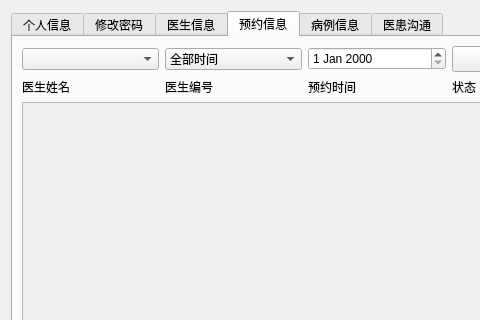
This is src/patient-client/src/mainwindow.ui in bit-cs-practicing/MedicalIntelligence as Qt 5 draws it before an edit; both pictures show x 0 to 480 and y 0 to 320 of the 754 by 607 pixel window. The edited form follows.
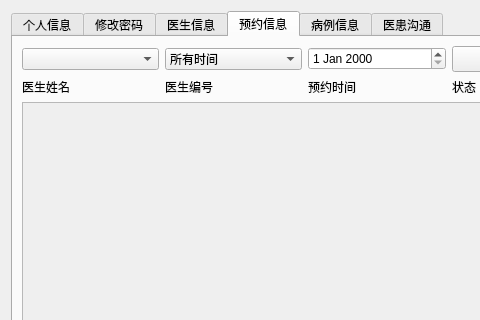
This is the edited form.

Commit message: fix(patient-client/ui): sinicize patient client ui

```diff
--- a/src/patient-client/src/mainwindow.ui
+++ b/src/patient-client/src/mainwindow.ui
@@ -273,7 +273,7 @@
         <widget class="QComboBox" name="appTimeComboBox">
          <item>
           <property name="text">
-           <string>全部时间</string>
+           <string>所有时间</string>
           </property>
          </item>
          <item>
```
The commit also changes 6 other files.
